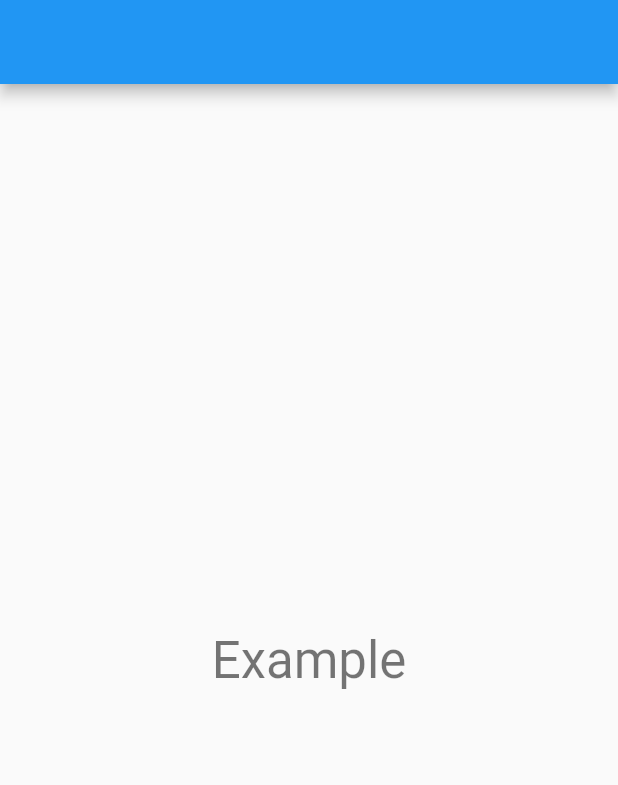
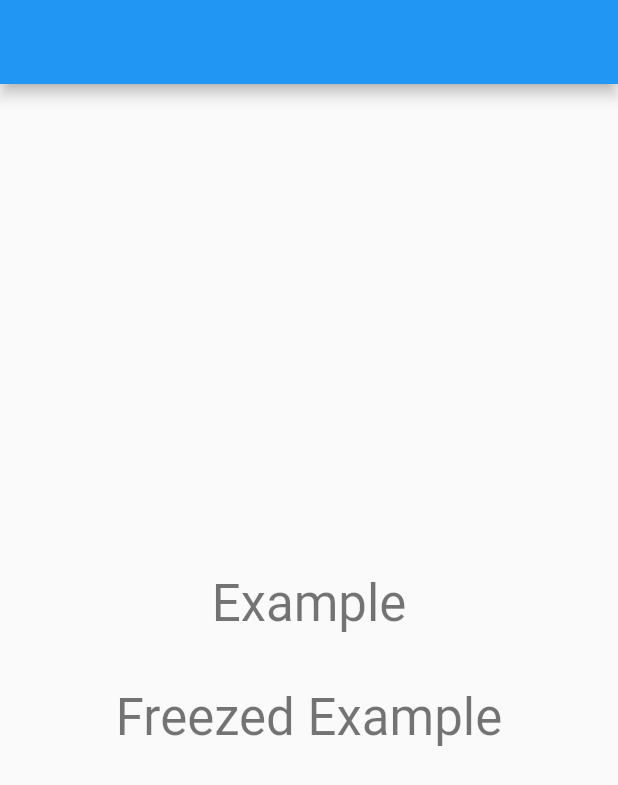
Before and after one commit to Slade-crypto/flutter_bloc_example, a Flutter app: the screen it shows after launch, on a phone screen of 412 x 824 dp. Shown: the top 785 px of the screen. Run offline on Flutter 3.47's test engine with Material 2 defaults, Android fonts, the phone set to English and light mode, and no system bars; our stand-ins replace bloc, flutter_bloc, freezed_annotation.

Commit message:
adicionando freezed

```diff
--- /dev/null
+++ b/lib/features/bloc_example/bloc_freezed/example_freezed_event.dart
@@ -0,0 +1,8 @@
+part of 'example_freezed_bloc.dart';
+
+@freezed
+class ExampleFreezedEvent with _$ExampleFreezedEvent {
+  factory ExampleFreezedEvent.findName() = _ExampleFindNameEvent;
+  factory ExampleFreezedEvent.removeName(String name) = _ExampleRemoveNameEvent;
+  factory ExampleFreezedEvent.addName(String name) = _ExampleAddNameEvent;
+}
--- /dev/null
+++ b/lib/features/bloc_example/bloc_freezed/example_freezed_state.dart
@@ -0,0 +1,15 @@
+part of 'example_freezed_bloc.dart';
+
+@freezed
+class ExampleFreezedState with _$ExampleFreezedState {
+  factory ExampleFreezedState.initial() = _ExampleFreezedStateInitial;
+
+  factory ExampleFreezedState.loading() = _ExampleFreezedStateLoading;
+
+  factory ExampleFreezedState.showBanner({
+    required List<String> names,
+    required String message,
+  }) = _ExampleFreezedStateShowBanner;
+
+  factory ExampleFreezedState.data({required List<String> names}) = _ExampleFreezedStateData;
+}
--- a/lib/home/home_page.dart
+++ b/lib/home/home_page.dart
@@ -22,6 +22,16 @@ class HomePage extends StatelessWidget {
                 style: Theme.of(context).textTheme.headlineMedium,
               ),
             ),
+            const SizedBox(height: 20),
+            TextButton(
+              onPressed: () {
+                Navigator.of(context).pushNamed('/freezed');
+              },
+              child: Text(
+                'Freezed Example',
+                style: Theme.of(context).textTheme.headlineMedium,
+              ),
+            ),
           ],
         ),
       ),
--- a/lib/main.dart
+++ b/lib/main.dart
@@ -1,9 +1,11 @@
 import 'package:contact_bloc/features/bloc_example/bloc/example_bloc.dart';
+import 'package:contact_bloc/features/bloc_example/bloc_freezed/example_freezed_bloc.dart';
 import 'package:contact_bloc/home/home_page.dart';
 import 'package:flutter/material.dart';
 import 'package:flutter_bloc/flutter_bloc.dart';
 
 import 'features/bloc_example/bloc_example.dart';
+import 'features/bloc_example/bloc_example_freezed.dart';
 
 void main() {
   runApp(const MyApp());
@@ -26,6 +28,10 @@ class MyApp extends StatelessWidget {
               create: (_) => ExampleBloc()..add(ExampleFindNameEvent()),
               child: const BlocExample(),
             ),
+        '/freezed': (context) => BlocProvider(
+              create: (context) => ExampleFreezedBloc()..add(ExampleFreezedEvent.findName()),
+              child: const BlocExampleFreezed(),
+            ),
       },
     );
   }
--- a/pubspec.yaml
+++ b/pubspec.yaml
@@ -37,14 +37,14 @@ dependencies:
   cupertino_icons: ^1.0.2
   bloc: ^8.1.1
   flutter_bloc: ^8.1.2
-  freezed: ^2.3.2
-  build_runner: ^2.3.3
   freezed_annotation: ^2.2.0
 
 
 dev_dependencies:
   flutter_test:
     sdk: flutter
+  build_runner: ^2.3.3
+  freezed: ^2.3.2
 
   # The "flutter_lints" package below contains a set of recommended lints to
   # encourage good coding practices. The lint set provided by the package is
```
Also changed, not shown: lib/features/bloc_example/bloc_example_freezed.dart (added, +80 -0 lines), lib/features/bloc_example/bloc_freezed/example_freezed_bloc.dart (added, +56 -0 lines), lib/features/bloc_example/bloc_freezed/example_freezed_bloc.freezed.dart (added), pubspec.lock.
